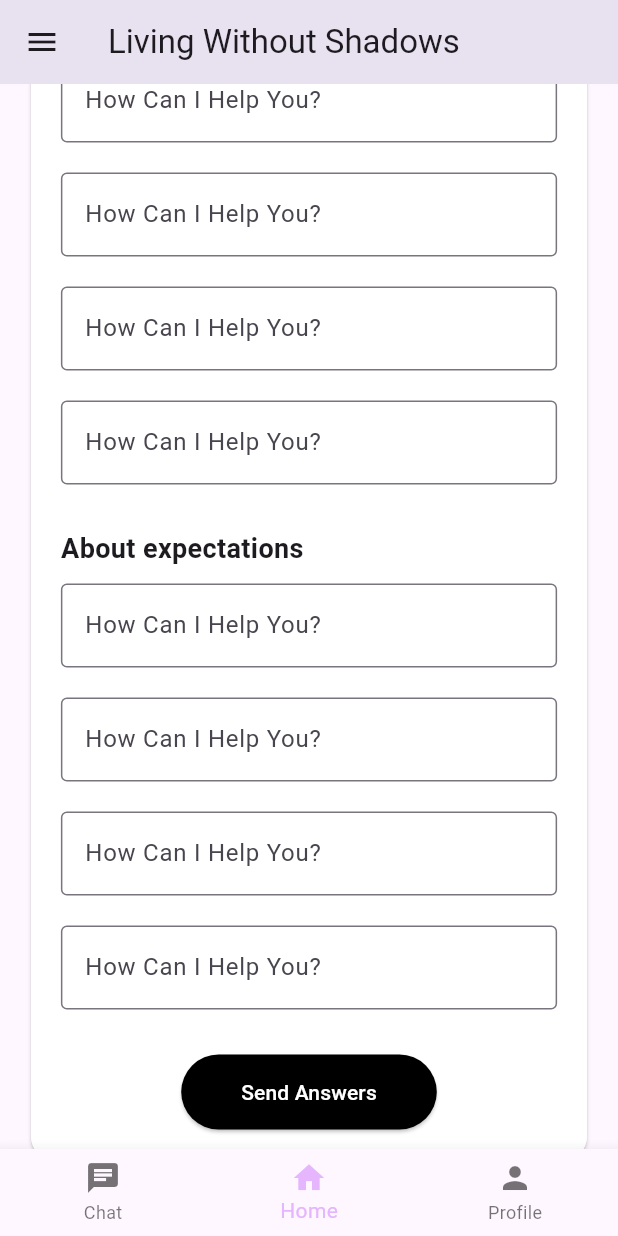
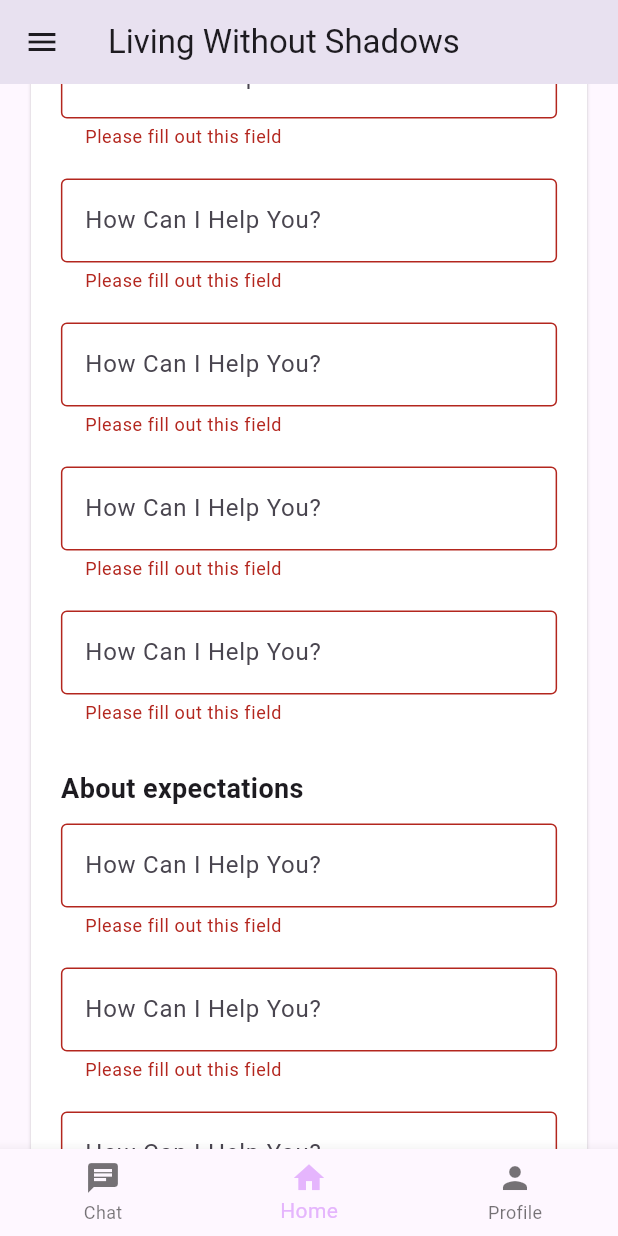
Before and after one commit to KarinaJoanna/living_without_shadows, a Flutter app: the QuestionnaireMain screen opened directly, scrolled down 576 dp, after a tap on "Send Answers", on a phone screen of 412 x 824 dp. Run offline on Flutter 3.47's test engine with Material 3 defaults, Android fonts, the phone set to English and light mode, and no system bars.

Commit message:
Update questionnaire_screen_main.dart

```diff
--- a/lib/screens/questionnaire_screen_main.dart
+++ b/lib/screens/questionnaire_screen_main.dart
@@ -1,10 +1,16 @@
 import 'package:flutter/material.dart';
+import 'package:http/http.dart' as http;
+import 'dart:convert';
 import 'package:living_without_shadows/screens/chat_screen.dart';
 import 'package:living_without_shadows/screens/questionnaire_screen.dart';
 import 'package:living_without_shadows/widgets/bottom_nav_bar.dart';
 import '../widgets/footer_section.dart';
+import 'package:living_without_shadows/screens/result_page.dart';
 
 class QuestionnaireMain extends StatelessWidget {
+  final GlobalKey<FormState> _formKey = GlobalKey<FormState>();
+  final List<TextEditingController> _controllers = List.generate(12, (index) => TextEditingController());
+
   @override
   Widget build(BuildContext context) {
     return Scaffold(
@@ -61,6 +67,8 @@ class QuestionnaireMain extends StatelessWidget {
                 child: Container(
                   width: _getCardWidth(context),
                   padding: EdgeInsets.all(20),
+                  child: Form(
+                    key: _formKey,
                     child: Column(
                       crossAxisAlignment: CrossAxisAlignment.start,
                       children: [
@@ -78,36 +86,37 @@ class QuestionnaireMain extends StatelessWidget {
                         ),
                         SizedBox(height: 20),
                         _buildSectionTitle('About you'),
-                      _buildTextField('How Can I Help You?'),
-                      _buildTextField('How Can I Help You?'),
-                      _buildTextField('How Can I Help You?'),
+                        _buildTextField('How Can I Help You?', _controllers[0]),
+                        _buildTextField('How Can I Help You?', _controllers[1]),
+                        _buildTextField('How Can I Help You?', _controllers[2]),
                         SizedBox(height: 20),
                         _buildSectionTitle('About your future'),
-                      _buildTextField('How Can I Help You?'),
-                      _buildTextField('How Can I Help You?'),
-                      _buildTextField('How Can I Help You?'),
-                      _buildTextField('How Can I Help You?'),
-                      _buildTextField('How Can I Help You?'),
+                        _buildTextField('How Can I Help You?', _controllers[3]),
+                        _buildTextField('How Can I Help You?', _controllers[4]),
+                        _buildTextField('How Can I Help You?', _controllers[5]),
+                        _buildTextField('How Can I Help You?', _controllers[6]),
+                        _buildTextField('How Can I Help You?', _controllers[7]),
                         SizedBox(height: 20),
                         _buildSectionTitle('About expectations'),
-                      _buildTextField('How Can I Help You?'),
-                      _buildTextField('How Can I Help You?'),
-                      _buildTextField('How Can I Help You?'),
-                      _buildTextField('How Can I Help You?'),
+                        _buildTextField('How Can I Help You?', _controllers[8]),
+                        _buildTextField('How Can I Help You?', _controllers[9]),
+                        _buildTextField('How Can I Help You?', _controllers[10]),
+                        _buildTextField('How Can I Help You?', _controllers[11]),
                         SizedBox(height: 20),
                         Center(
                           child: ElevatedButton(
-                          onPressed: () {},
+                            onPressed: () => _submitForm(context),
                             child: Text('Send Answers'),
                             style: ElevatedButton.styleFrom(
                               foregroundColor: Colors.white,
-                            backgroundColor: Colors.black,
+                              backgroundColor: Color.fromARGB(255, 112, 0, 193),
                               padding: EdgeInsets.symmetric(
                                   horizontal: 40, vertical: 15),
                             ),
                           ),
                         ),
                       ],
+                    ),
                   ),
                 ),
               ),
@@ -145,16 +154,57 @@ class QuestionnaireMain extends StatelessWidget {
     );
   }
 
-  Widget _buildTextField(String hint) {
+  Widget _buildTextField(String hint, TextEditingController controller) {
     return Padding(
       padding: const EdgeInsets.symmetric(vertical: 10),
-      child: TextField(
+      child: TextFormField(
+        controller: controller,
         decoration: InputDecoration(
           border: OutlineInputBorder(),
           hintText: hint,
         ),
+        validator: (value) {
+          if (value == null || value.isEmpty) {
+            return 'Please fill out this field';
+          }
+          return null;
+        },
       ),
     );
+  }
+
+  Future<void> _submitForm(BuildContext context) async {
+    try {
+      if (_formKey.currentState!.validate()) {
+        List<String> responses =
+            _controllers.map((controller) => controller.text).toList();
+
+        final response = await http.post(
+          Uri.parse('http://192.168.1.245:5000/analyze'),
+          headers: <String, String>{
+            'Content-Type': 'application/json; charset=UTF-8',
+          },
+          body: jsonEncode(<String, dynamic>{
+            'responses': responses,
+          }),
+        );
+
+        if (response.statusCode == 200) {
+          final result = jsonDecode(response.body);
+          Navigator.push(
+            context,
+            MaterialPageRoute(
+              builder: (context) => ResultPage(result: result),
+            ),
+          );
+        } else {
+          throw Exception('Failed to analyze responses');
+        }
+      }
+    } catch (e) {
+      print('Error submitting form: $e');
+      // Mostrar mensaje de error al usuario o manejar de otra manera
+    }
   }
 }
 
```
Lines whose indentation alone changed are shown as unchanged.
